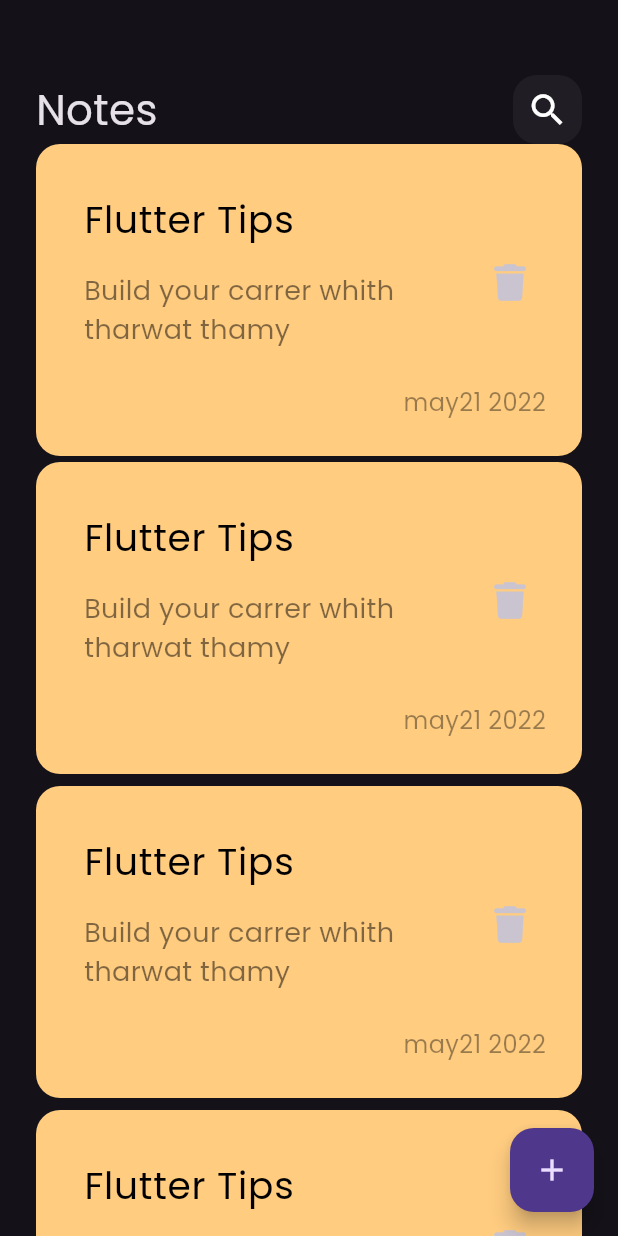
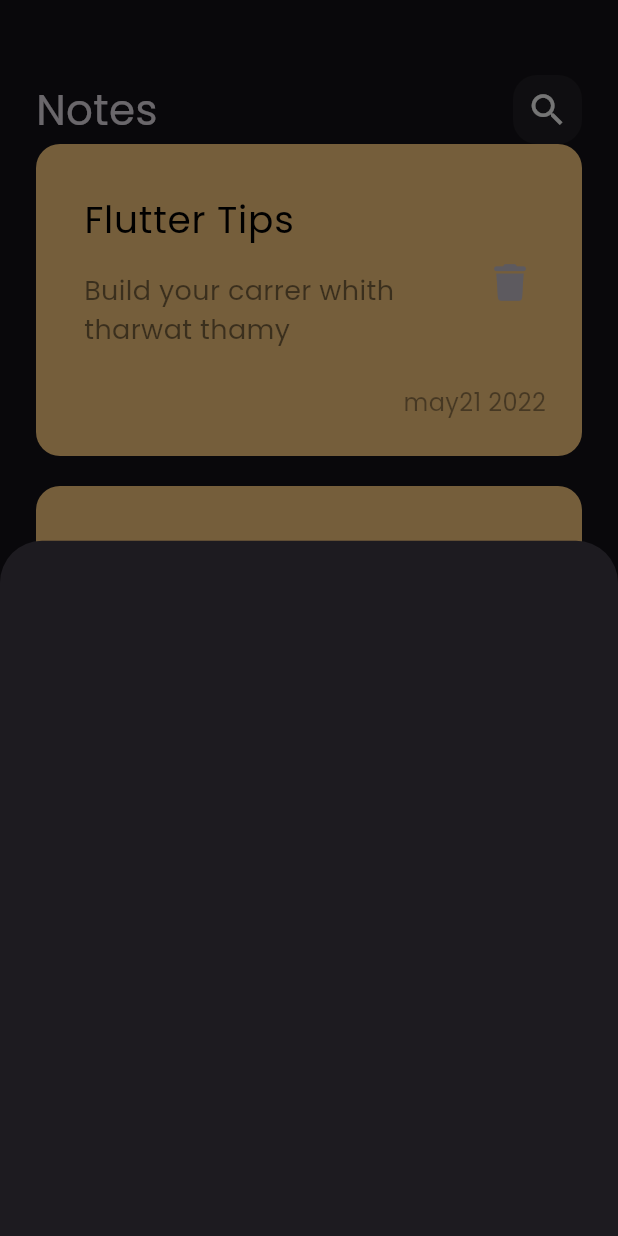
Before and after one commit to abo3amer69/notes_app, a Flutter app: the screen it shows after launch, after a tap on the "add" icon, on a phone screen of 412 x 824 dp. Run offline on Flutter 3.47's test engine with Material 3 defaults, Android fonts, the phone set to English and light mode, and no system bars; our stand-ins replace font_awesome_flutter.

Commit message:
add show modal buttom sheet

```diff
--- a/lib/views/notes_view.dart
+++ b/lib/views/notes_view.dart
@@ -1,5 +1,7 @@
 import 'package:flutter/material.dart';
 import 'package:note_app/views/widgets/notes_view_body.dart';
+
+import 'widgets/add_note_buttom_sheet.dart';
 
 class NotesView extends StatelessWidget {
   const NotesView({super.key});
@@ -8,10 +10,16 @@ class NotesView extends StatelessWidget {
   Widget build(BuildContext context) {
     return Scaffold(
       floatingActionButton: FloatingActionButton(
-        onPressed: () {},
+        onPressed: () {
+          showModalBottomSheet(
+              context: context,
+              builder: (context) {
+                return const AddNoteButtomSheet();
+              });
+        },
         child: const Icon(Icons.add),
       ),
-      body:const NotesViewBody(),
+      body: const NotesViewBody(),
     );
   }
 }
--- /dev/null
+++ b/lib/views/widgets/add_note_buttom_sheet.dart
@@ -0,0 +1,10 @@
+import 'package:flutter/material.dart';
+
+class AddNoteButtomSheet extends StatelessWidget {
+  const AddNoteButtomSheet({super.key});
+
+  @override
+  Widget build(BuildContext context) {
+    return Container();
+  }
+}
--- a/lib/views/widgets/notes_list_view.dart
+++ b/lib/views/widgets/notes_list_view.dart
@@ -7,11 +7,16 @@ class NotesListView extends StatelessWidget {
 
   @override
   Widget build(BuildContext context) {
-    return ListView.builder(itemBuilder: (context, index) {
-      return const Padding(
-        padding: EdgeInsets.symmetric(vertical: 4),
-        child:  NotesItem(),
-      );
-    });
+    return Padding(
+      padding: const EdgeInsets.symmetric(vertical: 16),
+      child: ListView.builder(
+          padding: EdgeInsets.zero,
+          itemBuilder: (context, index) {
+            return const Padding(
+              padding: EdgeInsets.symmetric(vertical: 4),
+              child: NotesItem(),
+            );
+          }),
+    );
   }
 }
```
